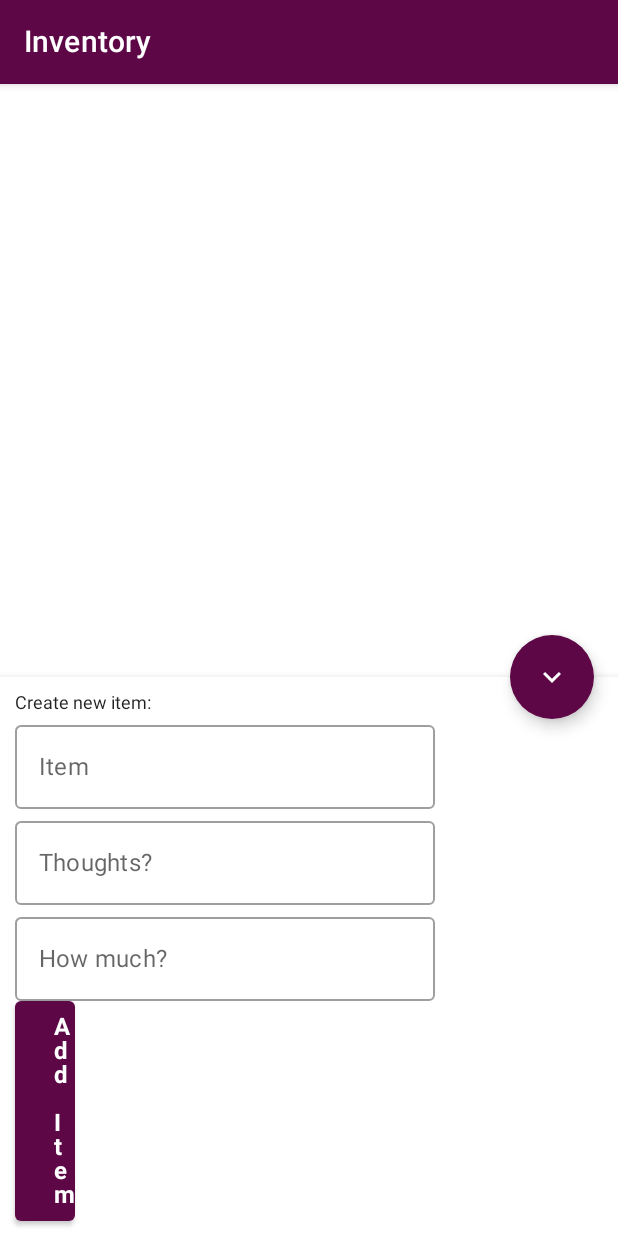
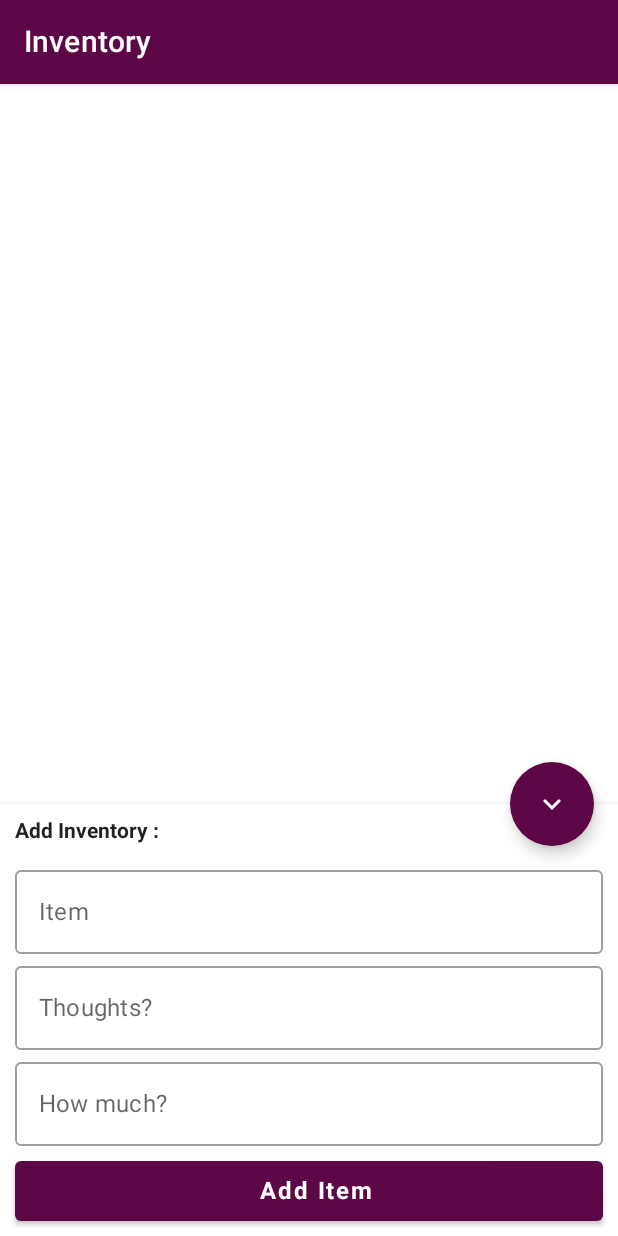
Before and after one commit to Shailesh23/Inventory, an Android app built with Jetpack Compose: the screen it shows after launch (HomeActivity), after a tap on "open bottomsheet", on a phone screen of 412 x 824 dp. Run offline under Robolectric (Android 15) with nearby library versions, the phone set to English and light mode, and no system bars; our stand-ins replace Firebase (no records; nobody signed in at launch, a user with empty details on screens opened directly), livedata-compose.

```diff
--- a/app/src/main/java/com/shal/inventory/home/HomeActivity.kt
+++ b/app/src/main/java/com/shal/inventory/home/HomeActivity.kt
@@ -5,7 +5,6 @@ import androidx.activity.ComponentActivity
 import androidx.activity.compose.setContent
 import androidx.activity.viewModels
 import androidx.compose.foundation.layout.*
-import androidx.compose.runtime.Composable
 import androidx.compose.ui.tooling.preview.Devices
 import androidx.compose.ui.tooling.preview.Preview
 import com.shal.inventory.ui.theme.InventoryTheme
@@ -14,8 +13,9 @@ import androidx.compose.material.icons.Icons
 import androidx.compose.material.icons.filled.Add
 import androidx.compose.material.icons.filled.KeyboardArrowDown
 import androidx.compose.material.icons.filled.KeyboardArrowUp
+import androidx.compose.runtime.*
 import androidx.compose.runtime.livedata.observeAsState
-import androidx.compose.runtime.rememberCoroutineScope
+import androidx.compose.ui.Alignment
 import androidx.compose.ui.Modifier
 import androidx.compose.ui.res.colorResource
 import androidx.compose.ui.text.font.FontFamily
@@ -48,10 +48,8 @@ class HomeActivity : ComponentActivity() {
                     )
                 )
                 BottomSheetScaffold(scaffoldState = bottomSheetScaffoldState,
-                    floatingActionButton =
-                    {
-                        FloatingActionButton(
-                            backgroundColor = colorResource(id = R.color.primary_color),
+                    floatingActionButton = {
+                        FloatingActionButton(backgroundColor = colorResource(id = R.color.primary_color),
                             onClick = {
                                 coroutineScope.launch {
                                     if (bottomSheetScaffoldState.bottomSheetState.isCollapsed) {
@@ -98,43 +96,56 @@ class HomeActivity : ComponentActivity() {
 
     @Composable
     private fun CreateBottomSheetWithItemForm(
-        inventoryItem: InventoryItem,
-        addItemListener: (InventoryItem) -> Unit
+        inventoryItem: InventoryItem, addItemListener: (InventoryItem) -> Unit
     ) {
+        var name by remember { mutableStateOf(inventoryItem.name ?: "") }
+        var description by remember { mutableStateOf(inventoryItem.description ?: "") }
+        var qunatity by remember { mutableStateOf(inventoryItem.quantity ?: "") }
+        val id = inventoryItem.id
+
+        Text(
+            text = if (inventoryItem.id.isNullOrEmpty()) "Add Inventory :" else "Update Inventory :",
+            fontFamily = FontFamily.SansSerif,
+            fontWeight = FontWeight.Bold,
+            fontStyle = FontStyle.Normal,
+            fontSize = 14.sp,
+            modifier = Modifier.padding(top = 10.dp, start = 10.dp, end = 10.dp, bottom = 0.dp)
+        )
 
         Column(
             modifier = Modifier
                 .padding(10.dp)
-                .fillMaxWidth()
+                .fillMaxWidth(),
+            horizontalAlignment = Alignment.CenterHorizontally
         ) {
-            Text(
-                text = if (inventoryItem.id.isNullOrEmpty()) "Create new item:" else "Update item:",
-                fontFamily = FontFamily.SansSerif,
-                fontWeight = FontWeight.Normal,
-                fontStyle = FontStyle.Normal,
-                fontSize = 12.sp
+
+            OutlinedTextField(value = name,
+                onValueChange = {name = it},
+                label = { Text("Item") },
+                modifier = Modifier.fillMaxWidth()
             )
 
             OutlinedTextField(
-                value = inventoryItem.name ?: "",
-                onValueChange = { inventoryItem.name = it },
-                label = { Text("Item") }
+                value = description,
+                onValueChange = { description = it },
+                label = { Text("Thoughts?") },
+                modifier = Modifier.fillMaxWidth()
             )
 
             OutlinedTextField(
-                value = inventoryItem.description ?: "",
-                onValueChange = { inventoryItem.description = it },
-                label = { Text("Thoughts?") }
+                value = qunatity,
+                onValueChange = { qunatity = it },
+                label = { Text("How much?") },
+                modifier = Modifier.fillMaxWidth()
             )
 
-            OutlinedTextField(
-                value = inventoryItem.quantity ?: "",
-                onValueChange = { inventoryItem.quantity = it },
-                label = { Text("How much?") }
-
-            )
-
-            Button(onClick = {}, modifier = Modifier.width(40.dp)) {
+            Button(
+                onClick = { addItemListener(InventoryItem(id, name, description, qunatity)) },
+                modifier = Modifier
+                    .fillMaxWidth()
+                    .height(50.dp)
+                    .padding(top = 10.dp)
+            ) {
                 Text(
                     modifier = Modifier.padding(10.dp, bottom = 0.dp),
                     text = if (inventoryItem.id.isNullOrEmpty()) "Add Item" else "Update Item",
```
